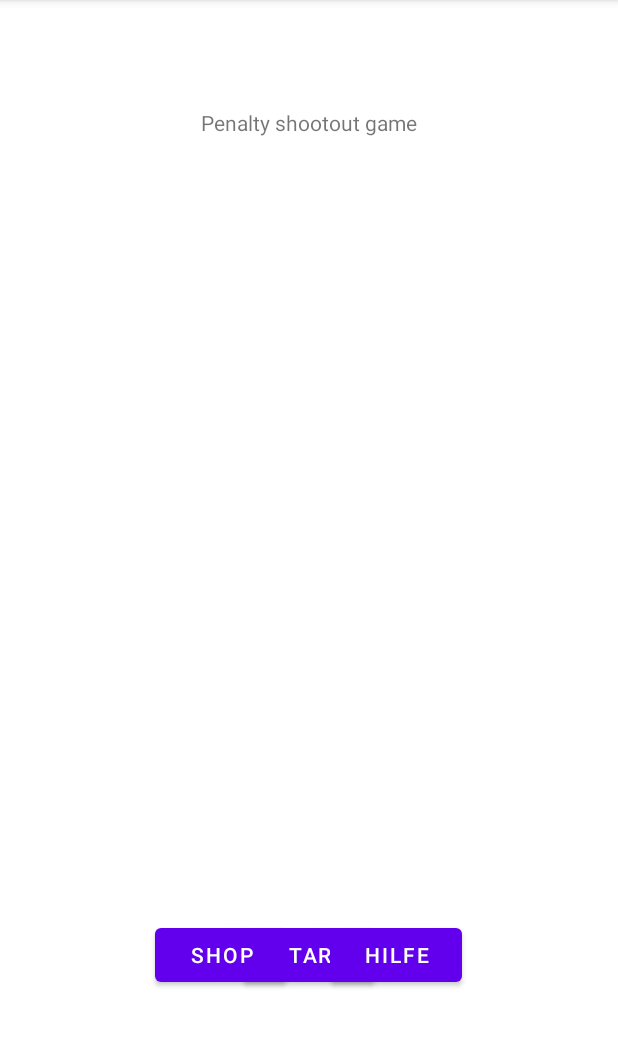
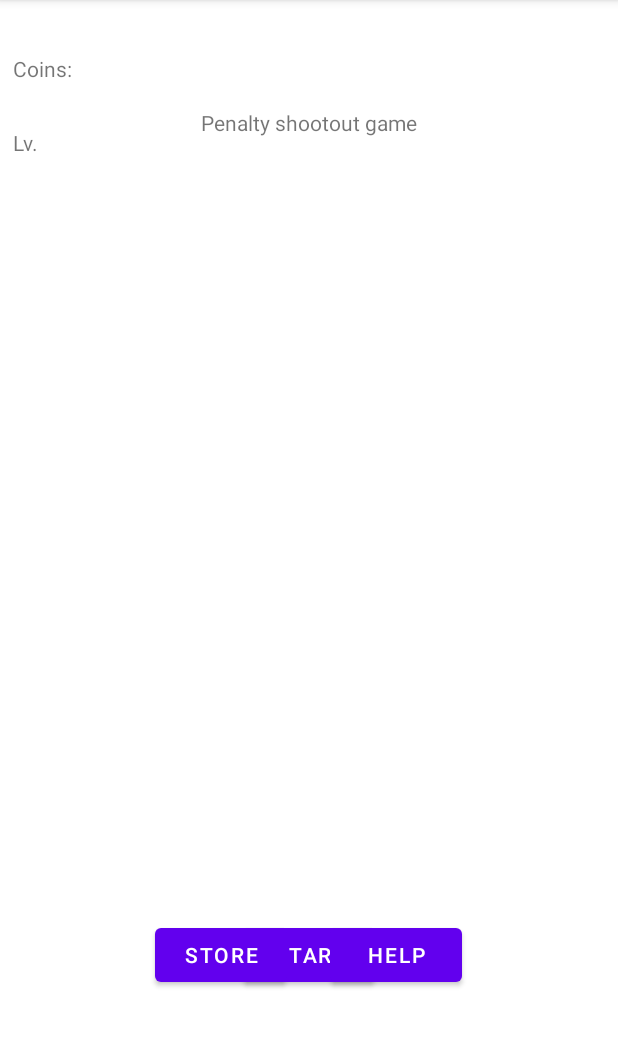
Before and after one commit to pasale2512/SportsGame, an Android app: the MainActivity screen opened directly, with no data from a screen before it, on a phone screen of 412 x 824 dp, the part 84-1132 px from its top. Run offline under Robolectric (Android 15) with nearby library versions, the phone set to English and light mode, and no system bars.

Commit message:
Design: Switch between activities

```diff
--- a/app/src/main/java/com/example/sportsgame/MainActivity.java
+++ b/app/src/main/java/com/example/sportsgame/MainActivity.java
@@ -16,15 +16,24 @@ public class MainActivity extends AppCompatActivity {
 
 
         //Start game
-        Button button = findViewById(R.id.button);
-        button.setOnClickListener(v -> {
+        Button buttonPlay = findViewById(R.id.button);
+        buttonPlay.setOnClickListener(v -> {
             Intent intent = new Intent(MainActivity.this, PenaltyShootout.class);
             startActivity(intent);
         });
 
+        //Access the store
+        Button buttonStore = findViewById(R.id.button2);
+        buttonStore.setOnClickListener(v -> {
+            Intent intent = new Intent(MainActivity.this, Store.class);
+            startActivity(intent);
+        });
 
-
-
+        //Access the help menu
+        Button buttonHelp = findViewById(R.id.button3);
+        buttonHelp.setOnClickListener(v -> {
+            Intent intent = new Intent(MainActivity.this, Help.class);
+            startActivity(intent);
+        });
     }
-
 }
--- a/app/src/main/res/layout/activity_main.xml
+++ b/app/src/main/res/layout/activity_main.xml
@@ -34,7 +34,7 @@
         android:id="@+id/button2"
         android:layout_width="wrap_content"
         android:layout_height="wrap_content"
-        android:text="SHOP"
+        android:text="STORE"
         app:layout_constraintBottom_toBottomOf="parent"
         app:layout_constraintEnd_toEndOf="parent"
         app:layout_constraintHorizontal_bias="0.318"
@@ -46,7 +46,7 @@
         android:id="@+id/button3"
         android:layout_width="wrap_content"
         android:layout_height="wrap_content"
-        android:text="HILFE"
+        android:text="HELP"
         app:layout_constraintBottom_toBottomOf="parent"
         app:layout_constraintEnd_toEndOf="parent"
         app:layout_constraintHorizontal_bias="0.679"
@@ -54,4 +54,28 @@
         app:layout_constraintTop_toTopOf="parent"
         app:layout_constraintVertical_bias="0.851" />
 
+    <TextView
+        android:id="@+id/textView2"
+        android:layout_width="wrap_content"
+        android:layout_height="wrap_content"
+        android:text="Coins:"
+        app:layout_constraintBottom_toBottomOf="parent"
+        app:layout_constraintEnd_toEndOf="parent"
+        app:layout_constraintHorizontal_bias="0.023"
+        app:layout_constraintStart_toStartOf="parent"
+        app:layout_constraintTop_toTopOf="parent"
+        app:layout_constraintVertical_bias="0.048" />
+
+    <TextView
+        android:id="@+id/textView3"
+        android:layout_width="wrap_content"
+        android:layout_height="wrap_content"
+        android:text="Lv."
+        app:layout_constraintBottom_toBottomOf="parent"
+        app:layout_constraintEnd_toEndOf="parent"
+        app:layout_constraintHorizontal_bias="0.022"
+        app:layout_constraintStart_toStartOf="parent"
+        app:layout_constraintTop_toTopOf="parent"
+        app:layout_constraintVertical_bias="0.114" />
+
 </androidx.constraintlayout.widget.ConstraintLayout>
```
Also changed, not shown: app/src/main/java/com/example/sportsgame/Help.java (added, +14 -0 lines), app/src/main/java/com/example/sportsgame/Store.java (added, +14 -0 lines), app/src/main/res/layout/activity_help.xml (added, +9 -0 lines), app/src/main/res/layout/activity_store.xml (added, +9 -0 lines).
